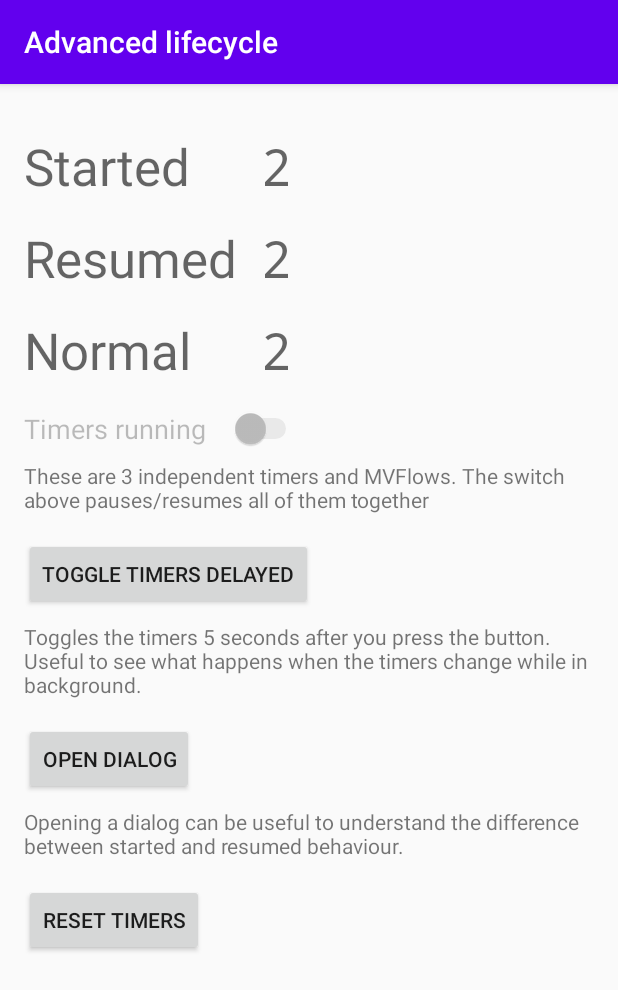
After one commit to pedroql/mvflow, an Android app: the LifecycleActivity screen opened directly, with no data from a screen before it, on a phone screen of 412 x 824 dp. The commit adds this screen. Shown: the top 990 px of the screen. Run offline under Robolectric (Android 15) with nearby library versions, the phone set to English and light mode, and no system bars.

Commit message:
Add LifeCyle example (which highlighted some problems with the API)

```diff
--- a/samples/android-app/src/main/AndroidManifest.xml
+++ b/samples/android-app/src/main/AndroidManifest.xml
@@ -9,6 +9,12 @@
         android:roundIcon="@mipmap/ic_launcher_round"
         android:supportsRtl="true"
         android:theme="@style/AppTheme">
+        <activity
+            android:name=".screens.dummydialog.DummyDialogActivity"
+            android:theme="@style/Theme.MaterialComponents.Dialog">
+        </activity>
+        <activity android:name=".screens.lifecycle.LifecycleActivity">
+        </activity>
         <activity android:name=".screens.counter.SimpleCounterActivity">
         </activity>
         <activity android:name=".screens.home.HomeActivity">
--- a/samples/android-app/src/main/kotlin/net/pedroloureiro/mvflow/samples/android/screens/counter/SimpleCounterActivity.kt
+++ b/samples/android-app/src/main/kotlin/net/pedroloureiro/mvflow/samples/android/screens/counter/SimpleCounterActivity.kt
@@ -29,8 +29,8 @@ class SimpleCounterActivity : AppCompatActivity() {
 
         val view = object : CounterMVFlow.View {
             override fun render(state: State) {
-                    binding.counterField.text = state.value.toString()
-                    binding.progressBar.visibility = if (state.showProgress) View.VISIBLE else View.INVISIBLE
+                binding.counterField.text = state.value.toString()
+                binding.progressBar.visibility = if (state.showProgress) View.VISIBLE else View.INVISIBLE
             }
 
             override fun actions(): Flow<Action> = callbackFlow {
--- a/samples/android-app/src/main/kotlin/net/pedroloureiro/mvflow/samples/android/screens/home/HomeViewModel.kt
+++ /dev/null
@@ -1 +0,0 @@
-package net.pedroloureiro.mvflow.samples.android.screens.home
--- /dev/null
+++ b/samples/android-app/src/main/kotlin/net/pedroloureiro/mvflow/samples/android/screens/lifecycle/LifecycleActivity.kt
@@ -0,0 +1,115 @@
+package net.pedroloureiro.mvflow.samples.android.screens.lifecycle
+
+import android.content.Context
+import android.content.Intent
+import android.os.Bundle
+import android.view.View
+import androidx.appcompat.app.AppCompatActivity
+import androidx.lifecycle.LifecycleCoroutineScope
+import androidx.lifecycle.lifecycleScope
+import kotlinx.coroutines.ObsoleteCoroutinesApi
+import kotlinx.coroutines.channels.BroadcastChannel
+import kotlinx.coroutines.channels.Channel
+import kotlinx.coroutines.channels.awaitClose
+import kotlinx.coroutines.channels.broadcast
+import kotlinx.coroutines.channels.consumeEach
+import kotlinx.coroutines.channels.ticker
+import kotlinx.coroutines.flow.Flow
+import kotlinx.coroutines.flow.callbackFlow
+import kotlinx.coroutines.flow.collect
+import kotlinx.coroutines.flow.filterIsInstance
+import kotlinx.coroutines.launch
+import net.pedroloureiro.mvflow.MviView
+import net.pedroloureiro.mvflow.samples.android.databinding.LifecycleActivityBinding
+import net.pedroloureiro.mvflow.samples.android.screens.dummydialog.DummyDialogActivity
+import net.pedroloureiro.mvflow.samples.android.screens.lifecycle.LifecycleMVFlow.Action
+import net.pedroloureiro.mvflow.samples.android.screens.lifecycle.LifecycleMVFlow.State
+
+class LifecycleActivity : AppCompatActivity() {
+
+    override fun onCreate(savedInstanceState: Bundle?) {
+        super.onCreate(savedInstanceState)
+        title = "Advanced lifecycle"
+        val binding = LifecycleActivityBinding.inflate(layoutInflater)
+        setContentView(binding.root)
+
+        val view = object : MviView<State, Action> {
+            override fun render(state: State) {
+                binding.normalCounter.text = state.normalCounter.toString()
+                binding.startedCounter.text = state.startedCounter.toString()
+                binding.resumedCounter.text = state.resumedCounter.toString()
+
+                binding.timersRunning.isChecked = state.timersRunning
+
+                binding.delayedToggleTimers.isEnabled = state.delayedToggleWaiting.not()
+                binding.toggleProgressBar.visibility = if (state.delayedToggleWaiting) View.VISIBLE else View.INVISIBLE
+            }
+
+            override fun actions(): Flow<Action> = callbackFlow {
+                binding.delayedToggleTimers.setOnClickListener {
+                    offer(Action.ToggleTimersDelayed)
+                }
+                binding.openDialog.setOnClickListener {
+                    offer(Action.OpenDialog)
+                }
+                binding.resetTimers.setOnClickListener {
+                    offer(Action.ResetTimers)
+                }
+                binding.timersRunning.setOnCheckedChangeListener { _, checked ->
+                    offer(Action.SetTimers(checked))
+                }
+
+                // these are not really actions coming from the view, but a proof of concept to allow to see the
+                // different ways you can use lifecycles to observe state updates how you want them.
+                //
+                // This sample highlighted some issues with the current API and we will address that soon.
+                val ticker = tickerBroadcastChannel()
+                lifecycleScope.launchWhenResumed {
+                    ticker.openSubscription().consumeEach {
+                        offer(Action.TickResumed)
+                    }
+                }
+
+                lifecycleScope.launch {
+                    ticker.openSubscription().consumeEach {
+                        offer(Action.TickNormal)
+                    }
+                }
+                lifecycleScope.launchWhenStarted {
+                    ticker.openSubscription().consumeEach {
+                        offer(Action.TickStarted)
+                    }
+                }
+                awaitClose()
+            }
+
+            override val coroutineScope: LifecycleCoroutineScope
+                get() = lifecycleScope
+        }
+
+        val mvFlow = LifecycleMVFlow.create(lifecycleScope)
+        mvFlow.takeView(view)
+
+        lifecycleScope.launch {
+            mvFlow.observeActions().filterIsInstance<Action.OpenDialog>()
+                .collect {
+                    DummyDialogActivity.launch(this@LifecycleActivity)
+                }
+        }
+    }
+
+    @OptIn(ObsoleteCoroutinesApi::class)
+    private fun tickerBroadcastChannel(): BroadcastChannel<Unit> {
+        return ticker(
+            delayMillis = 1000,
+            initialDelayMillis = 0
+        ).broadcast(capacity = Channel.CONFLATED)
+    }
+
+    companion object {
+        fun launch(context: Context) {
+            val intent = Intent(context, LifecycleActivity::class.java)
+            context.startActivity(intent)
+        }
+    }
+}
--- /dev/null
+++ b/samples/android-app/src/main/kotlin/net/pedroloureiro/mvflow/samples/android/screens/lifecycle/LifecycleMVFlow.kt
@@ -0,0 +1,90 @@
+package net.pedroloureiro.mvflow.samples.android.screens.lifecycle
+
+import android.util.Log
+import kotlinx.coroutines.CoroutineScope
+import kotlinx.coroutines.delay
+import kotlinx.coroutines.flow.emptyFlow
+import kotlinx.coroutines.flow.flow
+import kotlinx.coroutines.flow.flowOf
+import net.pedroloureiro.mvflow.Handler
+import net.pedroloureiro.mvflow.MVFlow
+import net.pedroloureiro.mvflow.Reducer
+
+object LifecycleMVFlow {
+    data class State(
+        val normalCounter: Int = 0,
+        val startedCounter: Int = 0,
+        val resumedCounter: Int = 0,
+        val timersRunning: Boolean = false,
+        val delayedToggleWaiting: Boolean = false
+    )
+
+    sealed class Action {
+        data class SetTimers(val running: Boolean) : Action()
+        object ToggleTimersDelayed : Action()
+        object OpenDialog : Action()
+        object ResetTimers : Action()
+        object TickNormal : Action()
+        object TickStarted : Action()
+        object TickResumed : Action()
+    }
+
+    sealed class Mutation {
+        data class SetTimersRunning(val running: Boolean) : Mutation()
+        data class DelayedToggleWaiting(val waiting: Boolean) : Mutation()
+
+        /**
+         * A tick, meant to increment the timers
+         */
+        object TickNormal : Mutation()
+        object TickStarted : Mutation()
+        object TickResumed : Mutation()
+
+        object ResetTimers : Mutation()
+        object ToggleTimers : Mutation()
+    }
+
+    val handler: Handler<State, Action, Mutation> = { _, action ->
+        when (action) {
+            Action.OpenDialog -> {
+                // no op - we will listen externally to this and act there
+                emptyFlow()
+            }
+
+            is Action.SetTimers -> flowOf(Mutation.SetTimersRunning(action.running))
+            Action.ToggleTimersDelayed -> flow {
+                emit(Mutation.DelayedToggleWaiting(true))
+                delay(5000)
+                emit(Mutation.ToggleTimers)
+                emit(Mutation.DelayedToggleWaiting(false))
+            }
+
+            Action.ResetTimers -> flowOf(Mutation.ResetTimers)
+
+            Action.TickNormal -> flowOf(Mutation.TickNormal)
+            Action.TickStarted -> flowOf(Mutation.TickStarted)
+            Action.TickResumed -> flowOf(Mutation.TickResumed)
+        }
+    }
+
+    val reducer: Reducer<State, Mutation> = { state, mutation ->
+        when (mutation) {
+            is Mutation.SetTimersRunning -> state.copy(timersRunning = mutation.running)
+            is Mutation.DelayedToggleWaiting -> state.copy(delayedToggleWaiting = mutation.waiting)
+            Mutation.TickNormal -> state.copy(normalCounter = state.normalCounter + 1)
+            Mutation.TickStarted -> state.copy(startedCounter = state.startedCounter + 1)
+            Mutation.TickResumed -> state.copy(resumedCounter = state.resumedCounter + 1)
+            Mutation.ResetTimers -> state.copy(normalCounter = 0, startedCounter = 0, resumedCounter = 0)
+            Mutation.ToggleTimers -> state.copy(timersRunning = state.timersRunning.not())
+        }
+    }
+
+    fun create(coroutineScope: CoroutineScope) =
+        MVFlow(
+            State(),
+            handler,
+            reducer,
+            coroutineScope,
+            defaultLogger = { Log.d("MVFLOW", it) }
+        )
+}
--- a/samples/android-app/src/main/res/layout/counter_activity.xml
+++ b/samples/android-app/src/main/res/layout/counter_activity.xml
@@ -5,11 +5,10 @@
     android:layout_width="match_parent"
     android:layout_height="match_parent"
     android:fillViewport="true"
->
+    tools:context=".screens.counter.SimpleCounterActivity">
     <androidx.constraintlayout.widget.ConstraintLayout
         android:layout_width="match_parent"
-        android:layout_height="wrap_content"
-        tools:context=".screens.counter.SimpleCounterActivity">
+        android:layout_height="wrap_content">
 
         <Button
             android:id="@+id/resetButton"
--- /dev/null
+++ b/samples/android-app/src/main/res/layout/lifecycle_activity.xml
@@ -0,0 +1,128 @@
+<?xml version="1.0" encoding="utf-8"?>
+<ScrollView
+    xmlns:android="http://schemas.android.com/apk/res/android"
+    xmlns:app="http://schemas.android.com/apk/res-auto"
+    xmlns:tools="http://schemas.android.com/tools"
+    android:fillViewport="true"
+    tools:context=".screens.lifecycle.LifecycleActivity"
+    android:layout_width="match_parent"
+    android:layout_height="match_parent">
+    <androidx.constraintlayout.widget.ConstraintLayout
+        android:layout_width="match_parent"
+        android:layout_height="wrap_content">
+
+        <Button
+            android:id="@+id/openDialog"
+            android:text="@string/lifecycle_open_dialog"
+            android:layout_width="wrap_content" android:layout_height="wrap_content"
+            android:layout_marginLeft="16dp" android:layout_marginStart="16dp"
+            android:layout_marginTop="16dp" app:layout_constraintStart_toStartOf="parent"
+            app:layout_constraintTop_toBottomOf="@+id/textView11"/>
+        <Button
+            android:id="@+id/delayedToggleTimers"
+            android:text="@string/lifecyle_toggle_timers_delayed"
+            android:layout_width="wrap_content" android:layout_height="wrap_content"
+            android:layout_marginTop="16dp"
+            android:enabled="false" app:layout_constraintStart_toStartOf="@+id/textView9"
+            app:layout_constraintTop_toBottomOf="@+id/textView9"/>
+        <Switch
+            android:id="@+id/timersRunning"
+            android:text="@string/lifecycle_timers_running"
+            android:layout_width="wrap_content" android:layout_height="wrap_content"
+            android:switchPadding="16dp"
+            android:textAppearance="@style/TextAppearance.AppCompat.Medium"
+            android:layout_marginTop="16dp"
+            android:enabled="false" app:layout_constraintStart_toStartOf="@+id/textView4"
+            app:layout_constraintTop_toBottomOf="@+id/textView7"/>
+        <TextView
+            android:id="@+id/startedCounter"
+            tools:text="0"
+            android:layout_width="wrap_content" android:layout_height="wrap_content"
+            android:textAppearance="@style/TextAppearance.AppCompat.Display1"
+            android:fontFamily="monospace" android:layout_marginLeft="16dp"
+            android:layout_marginStart="16dp" app:layout_constraintStart_toEndOf="@+id/barrier4"
+            app:layout_constraintTop_toTopOf="@+id/textView2"/>
+        <TextView
+            android:id="@+id/textView4"
+            android:text="@string/lifecycle_resumed"
+            android:layout_width="wrap_content" android:layout_height="wrap_content"
+            android:textAppearance="@style/TextAppearance.AppCompat.Display1"
+            android:layout_marginTop="16dp" app:layout_constraintStart_toStartOf="@+id/textView2"
+            app:layout_constraintTop_toBottomOf="@+id/textView2"/>
+        <TextView
+            android:id="@+id/textView7"
+            android:text="@string/lifecycle_normal"
+            android:layout_width="wrap_content" android:layout_height="wrap_content"
+            android:textAppearance="@style/TextAppearance.AppCompat.Display1"
+            android:layout_marginTop="16dp" app:layout_constraintStart_toStartOf="@+id/textView2"
+            app:layout_constraintTop_toBottomOf="@+id/textView4"/>
+        <TextView
+            android:id="@+id/resumedCounter"
+            tools:text="0"
+            android:layout_width="wrap_content" android:layout_height="wrap_content"
+            android:textAppearance="@style/TextAppearance.AppCompat.Display1"
+            android:fontFamily="monospace" app:layout_constraintStart_toStartOf="@+id/startedCounter"
+            app:layout_constraintTop_toTopOf="@+id/textView4"/>
+        <TextView
+            android:id="@+id/normalCounter"
+            tools:text="0"
+            android:layout_width="wrap_content" android:layout_height="wrap_content"
+            android:textAppearance="@style/TextAppearance.AppCompat.Display1"
+            android:fontFamily="monospace"
+            app:layout_constraintStart_toStartOf="@+id/startedCounter" app:layout_constraintTop_toTopOf="@+id/textView7"/>
+
+        <TextView
+            android:id="@+id/textView2"
+            android:text="@string/lifecycle_started"
+            android:layout_width="wrap_content" android:layout_height="wrap_content"
+            android:textAppearance="@style/TextAppearance.AppCompat.Display1"
+            android:layout_marginTop="32dp" android:layout_marginLeft="16dp"
+            android:layout_marginStart="16dp" app:layout_constraintStart_toStartOf="parent"
+            app:layout_constraintTop_toTopOf="parent"/>
+        <TextView
+            android:id="@+id/textView9"
+            android:text="@string/lifecycle_timers_switch_explanation"
+            android:layout_width="0dp" android:layout_height="wrap_content"
+            android:layout_marginTop="8dp"
+            android:layout_marginLeft="16dp" android:layout_marginStart="16dp"
+            android:layout_marginRight="16dp" android:layout_marginEnd="16dp"
+            app:layout_constraintEnd_toEndOf="parent" app:layout_constraintStart_toStartOf="parent"
+            app:layout_constraintTop_toBottomOf="@+id/timersRunning"/>
+        <TextView
+            android:id="@+id/textView10"
+            android:text="@string/lifecycle_open_dialog_explanation"
+            android:layout_width="0dp" android:layout_height="wrap_content"
+            android:layout_marginLeft="16dp" android:layout_marginStart="16dp"
+            android:layout_marginRight="16dp" android:layout_marginEnd="16dp"
+            android:layout_marginTop="8dp" app:layout_constraintEnd_toEndOf="parent"
+            app:layout_constraintHorizontal_bias="0.5" app:layout_constraintStart_toStartOf="parent"
+            app:layout_constraintTop_toBottomOf="@+id/openDialog"/>
+        <TextView
+            android:id="@+id/textView11"
+            android:text="@string/lifecycle_delayed_toggle_explanation"
+            android:layout_width="0dp" android:layout_height="wrap_content"
+            android:layout_marginTop="8dp"
+            app:layout_constraintEnd_toEndOf="@+id/textView10" app:layout_constraintStart_toStartOf="@+id/delayedToggleTimers"
+            app:layout_constraintTop_toBottomOf="@+id/delayedToggleTimers"/>
+        <androidx.constraintlayout.widget.Barrier android:id="@+id/barrier4"
+                                                  android:layout_width="wrap_content"
+                                                  android:layout_height="wrap_content"
+                                                  app:barrierDirection="end"
+                                                  app:constraint_referenced_ids="textView2,textView4,textView7"
+        />
+        <ProgressBar
+            android:id="@+id/toggleProgressBar"
+            style="?android:attr/progressBarStyle"
+            android:layout_width="wrap_content"
+            android:layout_height="wrap_content" android:layout_marginLeft="32dp"
+            android:layout_marginStart="32dp" app:layout_constraintBottom_toBottomOf="@+id/delayedToggleTimers"
+            app:layout_constraintStart_toEndOf="@+id/delayedToggleTimers" app:layout_constraintTop_toTopOf="@+id/delayedToggleTimers"/>
+        <Button
+            android:id="@+id/resetTimers"
+            android:text="@string/lifecycle_reset_timers"
+            android:layout_width="wrap_content" android:layout_height="wrap_content"
+            android:layout_marginTop="16dp"
+            app:layout_constraintStart_toStartOf="@+id/textView10" app:layout_constraintTop_toBottomOf="@+id/textView10"/>
+
+    </androidx.constraintlayout.widget.ConstraintLayout>
+</ScrollView>
--- a/samples/android-app/src/main/res/values/strings.xml
+++ b/samples/android-app/src/main/res/values/strings.xml
@@ -1,11 +1,41 @@
 <resources>
     <string name="app_name">MVFlow Sample Android App</string>
-    <string name="home_simple_counter_label">Simple counter example</string>
+
+    <!-- Home activity -->
+    <string name="home_simple_counter">Simple counter example</string>
+    <string name="home_lifecycle">Lifecycle example</string>
+
+
+    <!-- Simple counter activity -->
     <string name="simple_counter_reset">Reset</string>
     <string name="simple_counter_add_one">+1</string>
     <string name="simple_counter_plus_many">Plus many</string>
     <string name="simple_counter_explanation">Plus many button initiates a fake background work that lasts a few seconds
-        and increments the counter by 1, then by 2, and then by 1.\n\nThe time it takes varies and you can run multiple of
+        and increments the counter by 1, then by 2, and then by 1.\n\nThe time it takes varies and you can run multiple
+        of
         them at the same time.
     </string>
+
+    <!-- Dummy activity -->
+    <string name="dummy_dialog_message">Hello there! Press the button to dismiss this dialog!</string>
+    <string name="dummy_dialog_dismiss">Dismiss</string>
+
+    <!-- Lifecycle activity -->
+    <string name="lifecycle_open_dialog">Open dialog</string>
+    <string name="lifecyle_toggle_timers_delayed">Toggle timers delayed</string>
+    <string name="lifecycle_timers_running">Timers running</string>
+    <string name="lifecycle_resumed">Resumed</string>
+    <string name="lifecycle_normal">Normal</string>
+    <string name="lifecycle_started">Started</string>
+    <string name="lifecycle_timers_switch_explanation">These are 3 independent timers and MVFlows. The switch above
+        pauses/resumes all of them together
+    </string>
+    <string name="lifecycle_open_dialog_explanation">Opening a dialog can be useful to understand the difference between
+        started and resumed behaviour.
+    </string>
+    <string name="lifecycle_delayed_toggle_explanation">Toggles the timers 5 seconds after you press the button. Useful
+        to see what happens when the timers change while in background.
+    </string>
+    <string name="lifecycle_reset_timers">Reset timers</string>
+
 </resources>
```
Also changed, not shown: samples/android-app/build.gradle (+8 -1 lines), samples/android-app/src/main/kotlin/net/pedroloureiro/mvflow/samples/android/screens/dummydialog/DummyDialogActivity.kt (added, +26 -0 lines), samples/android-app/src/main/kotlin/net/pedroloureiro/mvflow/samples/android/screens/home/HomeActivity.kt (+7 -2 lines), samples/android-app/src/main/res/layout/dummy_dialog_activity.xml (added, +31 -0 lines), samples/android-app/src/main/res/layout/home_activity.xml (+17 -4 lines), 3 other files.
